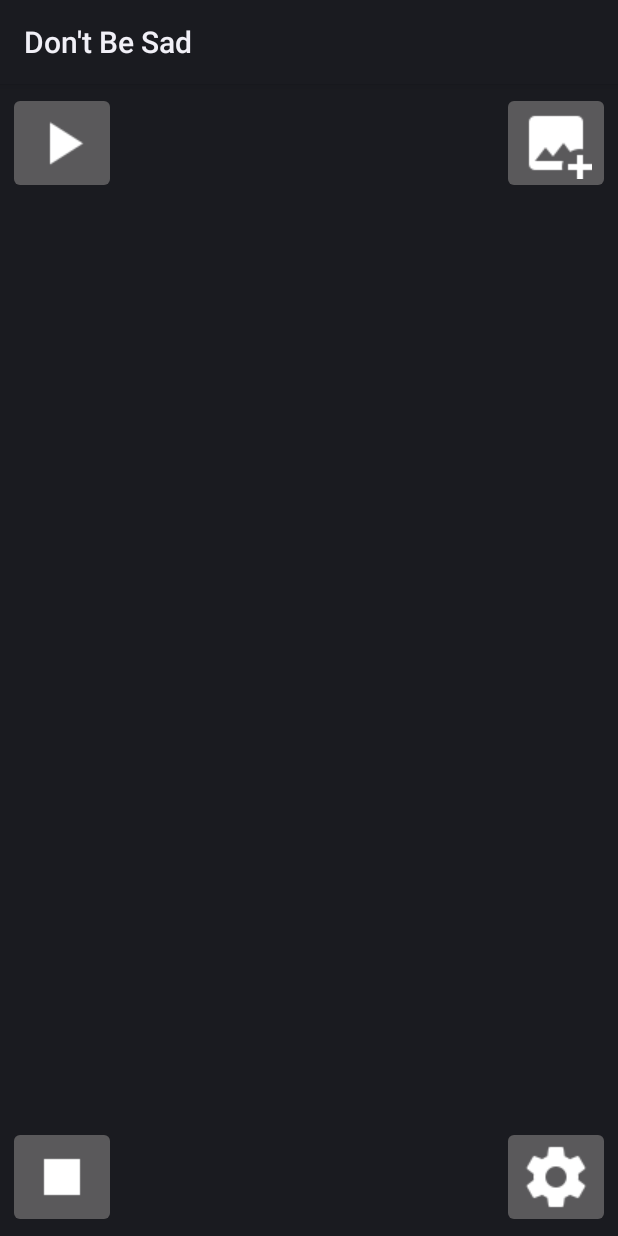
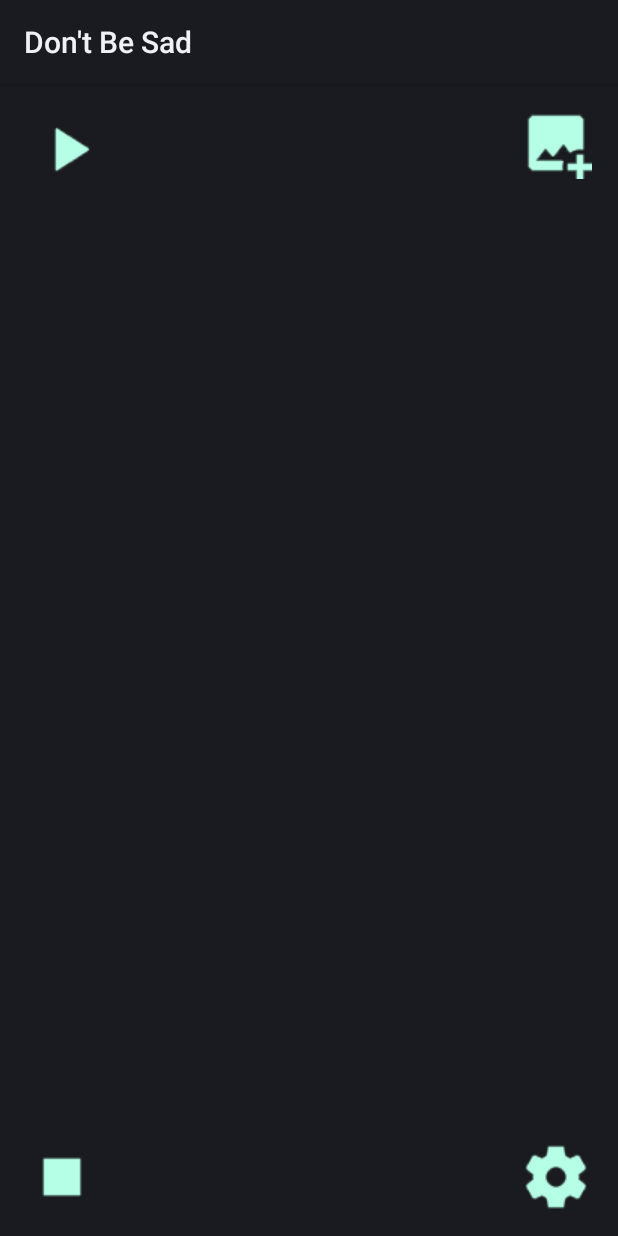
Before and after one commit to AlanFletes/DontBeSad, an Android app: the screen it shows after launch (MainActivity), on a phone screen of 412 x 824 dp. Run offline under Robolectric (Android 15) with nearby library versions, the light colour scheme and no system bars; plain views replace BoxInsetLayout.

Commit message:
se le cambiaron los colores a los iconos correspondientes al primer layout (activity_main), play, image, stop y settings

```diff
--- a/app/src/main/res/layout/activity_main.xml
+++ b/app/src/main/res/layout/activity_main.xml
@@ -19,7 +19,10 @@
             android:id="@+id/playbutton"
             android:layout_width="wrap_content"
             android:layout_height="wrap_content"
+            android:layout_marginStart="4dp"
+            android:layout_marginTop="4dp"
             android:src="@drawable/play"
+            android:backgroundTint="@color/common_google_signin_btn_tint"
             app:layout_constraintStart_toStartOf="parent"
             app:layout_constraintTop_toTopOf="parent" />
 
@@ -28,6 +31,7 @@
             android:layout_width="wrap_content"
             android:layout_height="wrap_content"
             android:src="@drawable/imageplus"
+            android:backgroundTint="@color/common_google_signin_btn_tint"
             app:layout_constraintEnd_toEndOf="parent"
             app:layout_constraintTop_toTopOf="parent" />
 
@@ -36,6 +40,7 @@
             android:layout_width="wrap_content"
             android:layout_height="wrap_content"
             android:src="@drawable/stop"
+            android:backgroundTint="@color/common_google_signin_btn_tint"
             app:layout_constraintBottom_toBottomOf="parent"
             app:layout_constraintStart_toStartOf="parent" />
 
@@ -44,6 +49,7 @@
             android:layout_width="wrap_content"
             android:layout_height="wrap_content"
             android:src="@drawable/cog"
+            android:backgroundTint="@color/common_google_signin_btn_tint"
             app:layout_constraintBottom_toBottomOf="parent"
             app:layout_constraintEnd_toEndOf="parent" />
     </androidx.constraintlayout.widget.ConstraintLayout>
--- a/app/src/main/res/values/ic_launcher_background.xml
+++ b/app/src/main/res/values/ic_launcher_background.xml
@@ -1,4 +1,6 @@
 <?xml version="1.0" encoding="utf-8"?>
 <resources>
     <color name="ic_launcher_background">#FFFFFF</color>
+    <color name="blue">#BCF8EA</color>
+    <color name="yellow">#FFF9C2</color>
 </resources>
```
Also changed, not shown: app/src/main/res/drawable/cog.png, app/src/main/res/drawable/imageplus.png, app/src/main/res/drawable/play.png, app/src/main/res/drawable/stop.png.
